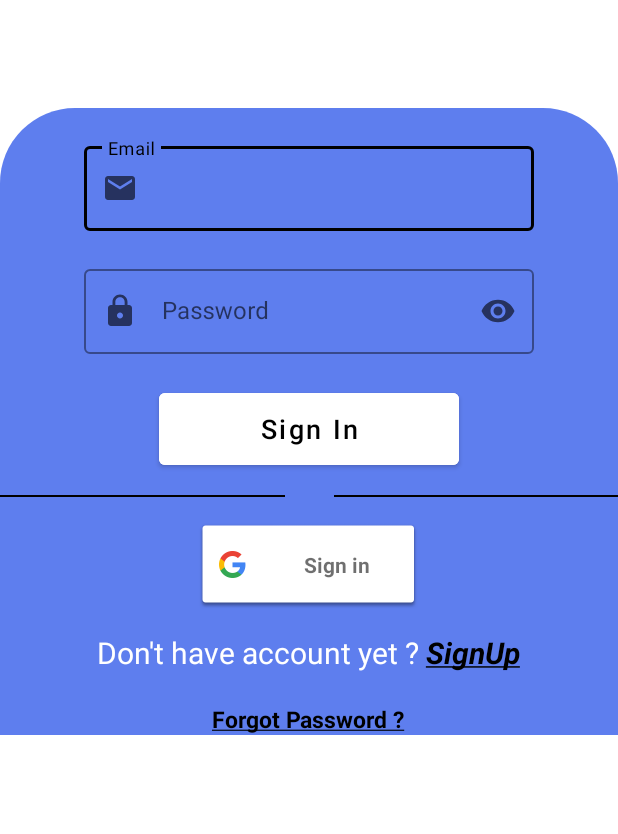
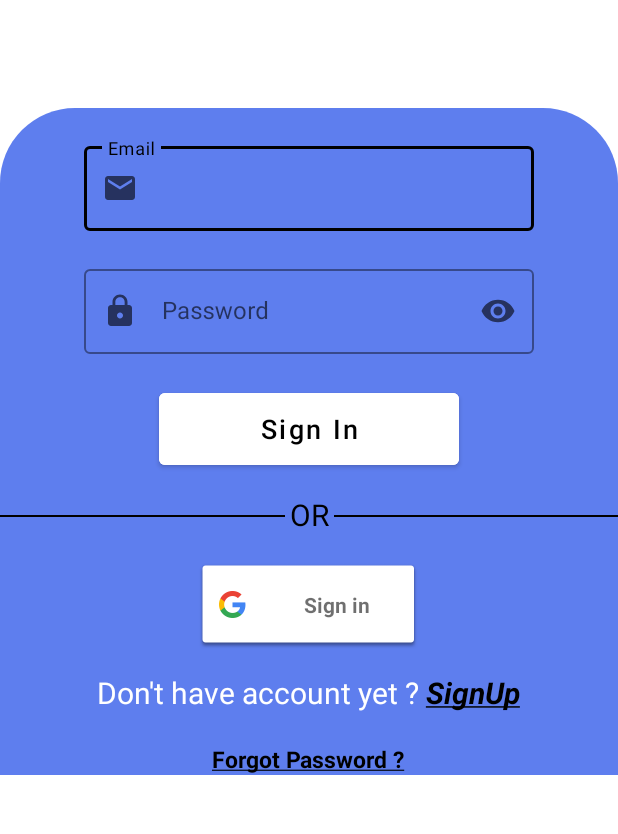
Before and after one commit to kaushal5504/Quizzy, an Android app: the screen it shows after launch (LoginActivity), on a phone screen of 412 x 824 dp, the part 261-1095 px from its top. Run offline under Robolectric (Android 15) with nearby library versions, the light colour scheme and no system bars.

Commit message:
vcs commit

```diff
--- a/app/src/main/res/layout/activity_login.xml
+++ b/app/src/main/res/layout/activity_login.xml
@@ -43,8 +43,10 @@
             app:startIconDrawable="@drawable/baseline_mail_24">
 
             <com.google.android.material.textfield.TextInputEditText
+                android:id="@+id/textInputLoginEmail"
                 android:layout_width="match_parent"
                 android:layout_height="wrap_content"
+
                 android:hint="Email"
                 android:inputType="textEmailAddress"
                 android:textColor="@color/black"
@@ -63,6 +65,7 @@
             app:startIconDrawable="@drawable/baseline_lock_24">
 
             <com.google.android.material.textfield.TextInputEditText
+                android:id="@+id/textInputLoginPassword"
                 android:layout_width="match_parent"
                 android:layout_height="wrap_content"
                 android:hint="Password"
@@ -73,7 +76,7 @@
         </com.google.android.material.textfield.TextInputLayout>
 
         <Button
-            android:id="@+id/button"
+            android:id="@+id/buttonSignin"
             android:layout_width="200dp"
             android:layout_height="60dp"
             android:layout_marginTop="20dp"
@@ -85,7 +88,7 @@
 
         <LinearLayout
             android:layout_width="match_parent"
-            android:layout_height="10dp"
+            android:layout_height="wrap_content"
             android:layout_marginTop="10dp"
             android:gravity="center"
             android:orientation="horizontal">
@@ -98,9 +101,9 @@
 
             <TextView
                 android:layout_width="wrap_content"
-                android:layout_height="wrap_content"
+                android:layout_height="30dp"
                 android:layout_margin="3dp"
-                android:text="@string/or"
+                android:text="OR"
                 android:textColor="@color/black"
                 android:textSize="20sp" />
 
@@ -110,10 +113,10 @@
                 android:layout_weight="1"
                 android:background="@color/black" />
 
-
         </LinearLayout>
 
         <com.google.android.gms.common.SignInButton
+            android:id="@+id/buttonSigninGoogle"
             android:layout_width="150dp"
             android:layout_height="60dp"
             android:layout_marginTop="10dp" />
```
